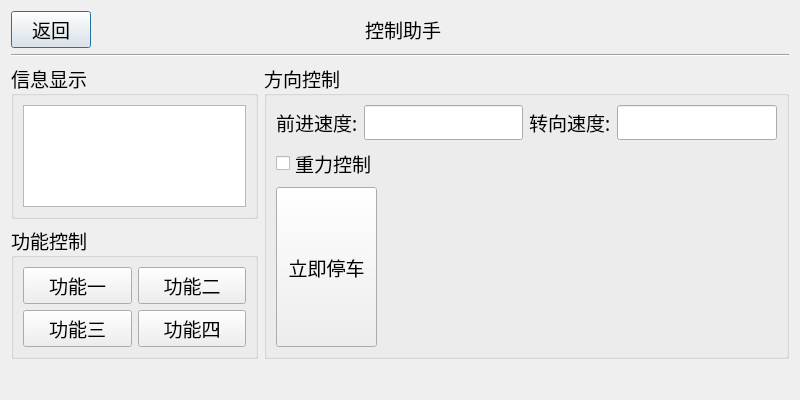
ZzzzzzS/uper2018, file controlwindow.ui: the form before one commit.
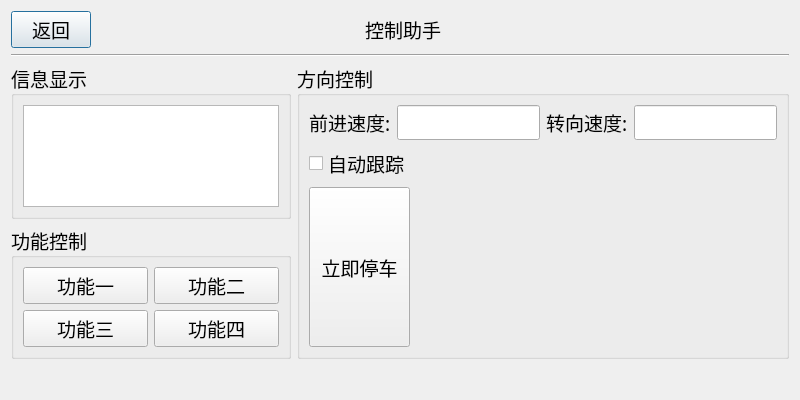
The form after the commit.

Patch:
```diff
--- a/controlwindow.ui
+++ b/controlwindow.ui
@@ -87,12 +87,24 @@
         <layout class="QVBoxLayout" name="verticalLayout_5">
          <item>
           <widget class="QGroupBox" name="groupBox_3">
+           <property name="sizePolicy">
+            <sizepolicy hsizetype="Minimum" vsizetype="Preferred">
+             <horstretch>0</horstretch>
+             <verstretch>0</verstretch>
+            </sizepolicy>
+           </property>
            <property name="title">
             <string>信息显示</string>
            </property>
            <layout class="QGridLayout" name="gridLayout_3">
             <item row="0" column="0">
              <widget class="QTextEdit" name="MessageEdit">
+              <property name="sizePolicy">
+               <sizepolicy hsizetype="Preferred" vsizetype="Expanding">
+                <horstretch>0</horstretch>
+                <verstretch>0</verstretch>
+               </sizepolicy>
+              </property>
               <property name="documentTitle">
                <string/>
               </property>
@@ -106,6 +118,12 @@
          </item>
          <item>
           <widget class="QGroupBox" name="groupBox">
+           <property name="sizePolicy">
+            <sizepolicy hsizetype="Preferred" vsizetype="Preferred">
+             <horstretch>0</horstretch>
+             <verstretch>0</verstretch>
+            </sizepolicy>
+           </property>
            <property name="title">
             <string>功能控制</string>
            </property>
@@ -157,6 +175,12 @@
        </item>
        <item>
         <widget class="QGroupBox" name="groupBox_2">
+         <property name="sizePolicy">
+          <sizepolicy hsizetype="Expanding" vsizetype="Preferred">
+           <horstretch>0</horstretch>
+           <verstretch>0</verstretch>
+          </sizepolicy>
+         </property>
          <property name="title">
           <string>方向控制</string>
          </property>
@@ -214,7 +238,7 @@
                 <item>
                  <widget class="QCheckBox" name="GControlBox">
                   <property name="text">
-                   <string>重力控制</string>
+                   <string>自动跟踪</string>
                   </property>
                  </widget>
                 </item>
```
Left out of the diff: 2 changed lines with no effect on the pictures.
